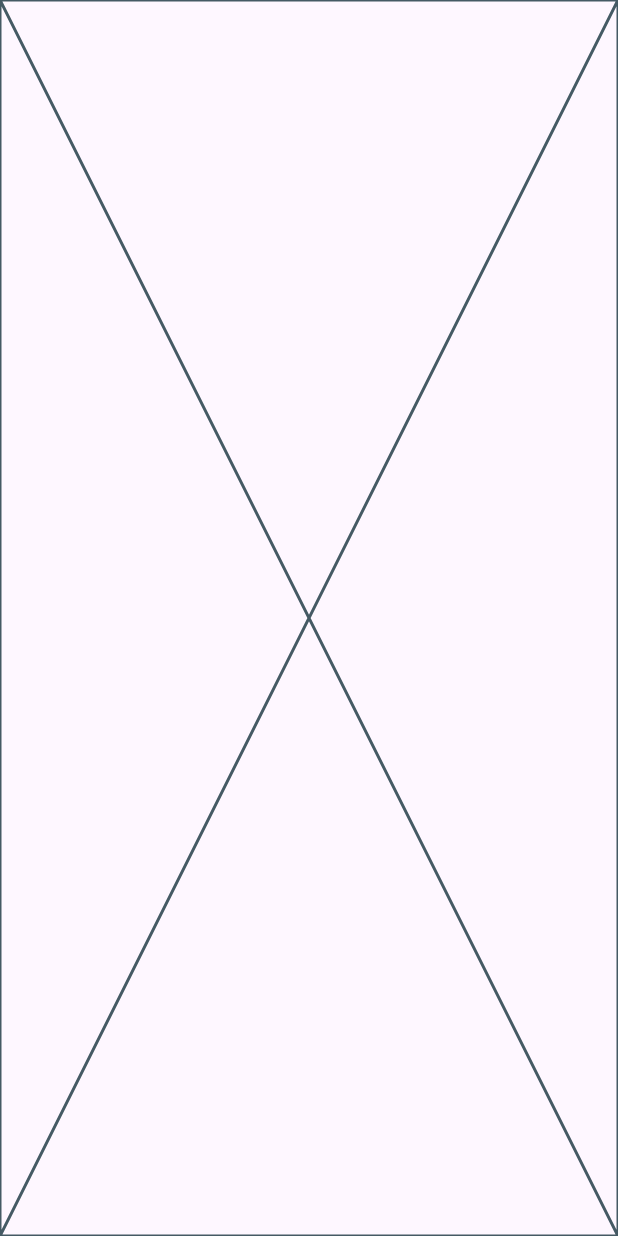
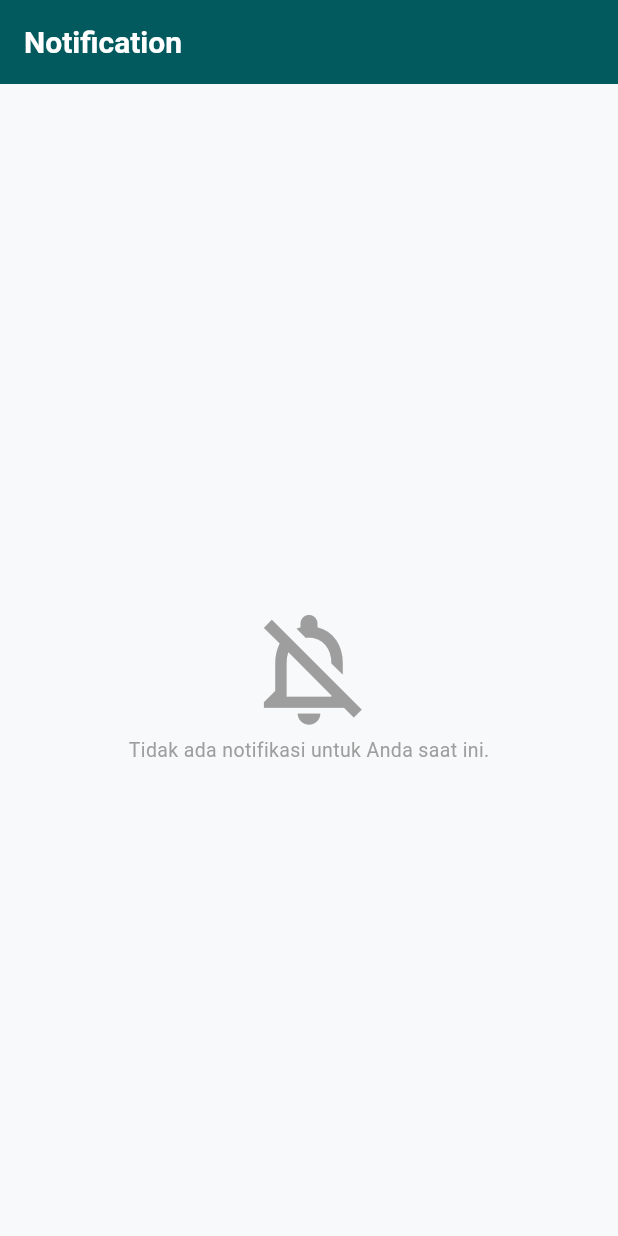
Before and after one commit to wisnuibroo/WisCash_flutter, a Flutter app: the InboxMenu screen opened directly, on a phone screen of 412 x 824 dp. Run offline on Flutter 3.47's test engine with Material 3 defaults, Android fonts, the light colour scheme and no system bars; our stand-ins replace get, sqflite; accounts and stored records are empty; network calls fail.

Commit message:
FIX: [WF] Update-UI-inbox-menu

```diff
--- a/lib/page/menu/inbox_menu.dart
+++ b/lib/page/menu/inbox_menu.dart
@@ -1,30 +1,43 @@
 import 'package:flutter/material.dart';
+import 'package:wiscash_/page/widget/my_text.dart';
 
-class InboxMenu extends StatefulWidget {
+class InboxMenu extends StatelessWidget {
   const InboxMenu({super.key});
 
   @override
-  State<InboxMenu> createState() => _MyWidgetState();
-}
-
-class _MyWidgetState extends State<InboxMenu>
-    with SingleTickerProviderStateMixin {
-  late AnimationController _controller;
-
-  @override
-  void initState() {
-    super.initState();
-    _controller = AnimationController(vsync: this);
-  }
-
-  @override
-  void dispose() {
-    _controller.dispose();
-    super.dispose();
-  }
-
-  @override
   Widget build(BuildContext context) {
-    return const Placeholder();
+    return Scaffold(
+        appBar: AppBar(
+          title: MyText(
+            text: "Notification",
+            fontSize: 20,
+            fontWeight: FontWeight.bold,
+            color: Colors.white,
+          ),
+          backgroundColor: Color(0xFF025A5F),
+          elevation: 0,
+          automaticallyImplyLeading: false,
+        ),
+        backgroundColor: const Color(0xFFF8F9FA),
+        body: Center(
+          child: Column(
+            mainAxisAlignment: MainAxisAlignment.center,
+            crossAxisAlignment: CrossAxisAlignment.center,
+            children: [
+              SizedBox(height: 30),
+              Icon(
+                Icons.notifications_off_outlined,
+                size: 90,
+                color: Colors.grey,
+              ),
+              MyText(
+                text: "Tidak ada notifikasi untuk Anda saat ini.",
+                fontSize: 13,
+                fontWeight: FontWeight.w400,
+                color: Colors.grey,
+              ),
+            ],
+          ),
+        ));
   }
 }
```
